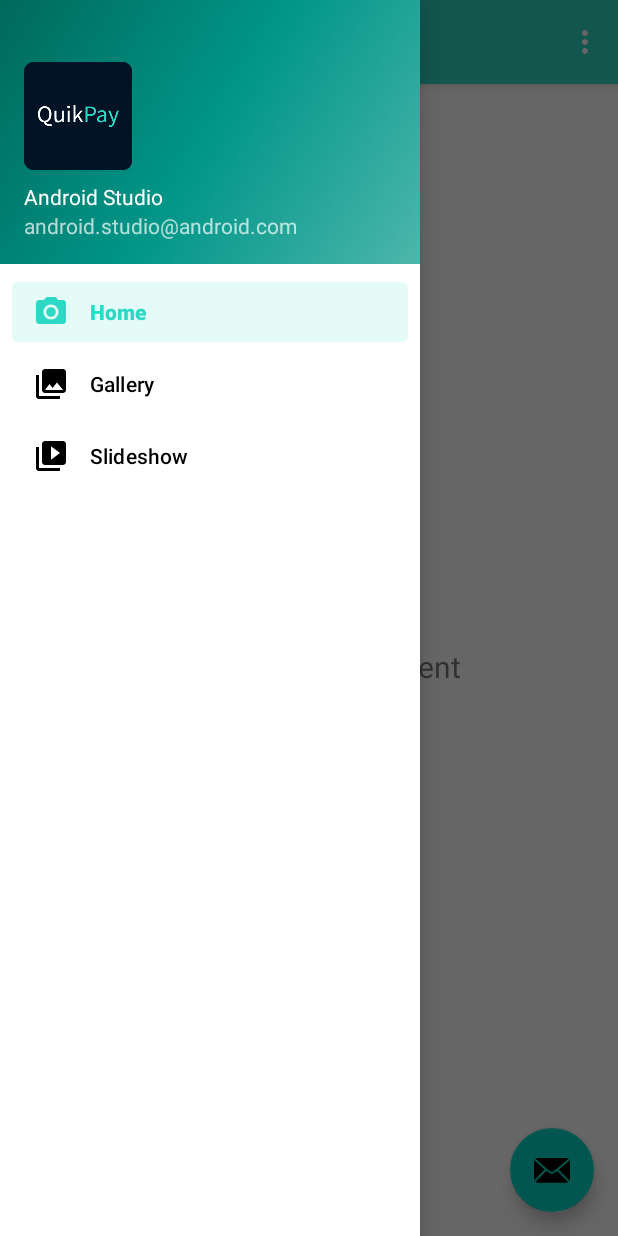
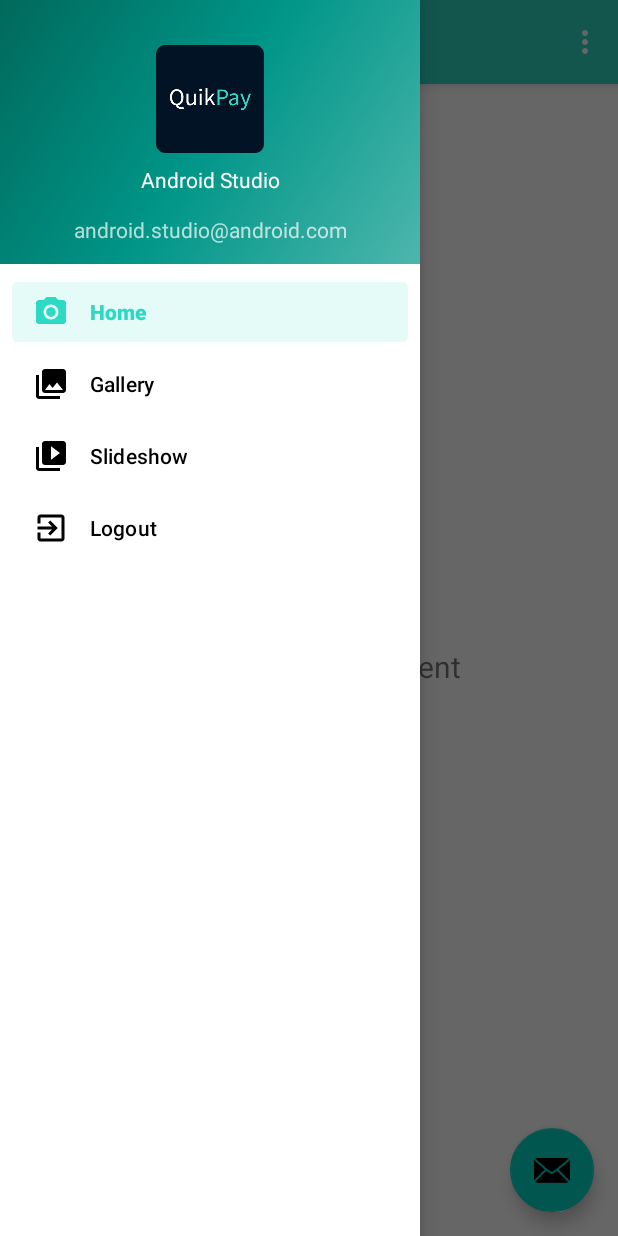
Before and after one commit to elizabethadegbaju/QuikPay, an Android app: the GodActivity screen opened directly, with no data from a screen before it, with the side drawer open, on a phone screen of 412 x 824 dp. Run offline under Robolectric (Android 15) with nearby library versions, the phone set to English and light mode, and no system bars; our stand-ins replace navigation-ui.

Commit message:
feat: Profile picture upload and storage of user details
Signed-off-by: Elizabeth Adegbaju <adeotunadegbaju@gmail.com>

```diff
--- a/app/build.gradle
+++ b/app/build.gradle
@@ -80,6 +80,7 @@ dependencies {
     implementation "io.reactivex.rxjava2:rxandroid:2.1.0"
 
     // Testing
+    implementation 'com.google.firebase:firebase-storage:19.1.1'
     testImplementation 'junit:junit:4.12'
     androidTestImplementation 'androidx.test.ext:junit:1.1.1'
     androidTestImplementation 'androidx.test.espresso:espresso-core:3.2.0'
--- a/app/src/main/java/com/example/quikpay/GodActivity.kt
+++ b/app/src/main/java/com/example/quikpay/GodActivity.kt
@@ -36,7 +36,7 @@ class GodActivity : AppCompatActivity() {
         // menu should be considered as top level destinations.
         appBarConfiguration = AppBarConfiguration(
             setOf(
-                R.id.nav_home, R.id.nav_gallery, R.id.nav_slideshow
+                R.id.nav_home, R.id.nav_gallery, R.id.nav_slideshow, R.id.nav_logout
             ), drawerLayout
         )
         setupActionBarWithNavController(navController, appBarConfiguration)
--- /dev/null
+++ b/app/src/main/res/drawable/ic_exit_black_24dp.xml
@@ -0,0 +1,9 @@
+<vector xmlns:android="http://schemas.android.com/apk/res/android"
+    android:width="24dp"
+    android:height="24dp"
+    android:viewportWidth="24.0"
+    android:viewportHeight="24.0">
+    <path
+        android:fillColor="#FF000000"
+        android:pathData="M10.09,15.59L11.5,17l5,-5 -5,-5 -1.41,1.41L12.67,11H3v2h9.67l-2.58,2.59zM19,3H5c-1.11,0 -2,0.9 -2,2v4h2V5h14v14H5v-4H3v4c0,1.1 0.89,2 2,2h14c1.1,0 2,-0.9 2,-2V5c0,-1.1 -0.9,-2 -2,-2z" />
+</vector>
--- /dev/null
+++ b/app/src/main/res/drawable/round_outline.xml
@@ -0,0 +1,5 @@
+<?xml version="1.0" encoding="utf-8"?>
+<shape xmlns:android="http://schemas.android.com/apk/res/android"
+    android:shape="rectangle">
+    <corners android:radius="100dp" />
+</shape>
--- a/app/src/main/res/layout/fragment_forgot_password.xml
+++ b/app/src/main/res/layout/fragment_forgot_password.xml
@@ -18,7 +18,7 @@
         tools:context=".ui.authentication.forgotpassword.ForgotPasswordFragment">
 
         <ImageView
-            android:id="@+id/imageView"
+            android:id="@+id/profilePicture"
             android:layout_width="109dp"
             android:layout_height="wrap_content"
             android:layout_marginTop="31dp"
--- a/app/src/main/res/layout/fragment_login.xml
+++ b/app/src/main/res/layout/fragment_login.xml
@@ -18,7 +18,7 @@
         tools:context=".ui.authentication.login.LoginFragment">
 
         <ImageView
-            android:id="@+id/imageView"
+            android:id="@+id/profilePicture"
             android:layout_width="109dp"
             android:layout_height="wrap_content"
             android:layout_marginTop="31dp"
--- a/app/src/main/res/layout/fragment_new_password.xml
+++ b/app/src/main/res/layout/fragment_new_password.xml
@@ -18,7 +18,7 @@
         tools:context=".ui.authentication.forgotpassword.NewPasswordFragment">
 
         <ImageView
-            android:id="@+id/imageView"
+            android:id="@+id/profilePicture"
             android:layout_width="109dp"
             android:layout_height="wrap_content"
             android:layout_marginTop="31dp"
--- a/app/src/main/res/layout/fragment_signup_one.xml
+++ b/app/src/main/res/layout/fragment_signup_one.xml
@@ -158,7 +158,8 @@
             android:layout_height="85dp"
             android:layout_marginStart="0dp"
             android:layout_marginTop="21dp"
-            android:src="@drawable/ic_circle"
+            android:onClick="@{()->authViewModel.startUploadPhoto()}"
+            android:background="@drawable/ic_circle"
             app:layout_constraintStart_toStartOf="@id/edit_text_full_name"
             app:layout_constraintTop_toBottomOf="@+id/textView4" />
 
@@ -166,6 +167,7 @@
             android:id="@+id/imageView6"
             android:layout_width="wrap_content"
             android:layout_height="wrap_content"
+            android:onClick="@{()->authViewModel.startUploadPhoto()}"
             android:src="@drawable/icon_feather_link"
             app:layout_constraintBottom_toBottomOf="@+id/imageView5"
             app:layout_constraintEnd_toEndOf="@+id/imageView5"
@@ -189,10 +191,10 @@
             android:layout_width="300dp"
             android:layout_height="wrap_content"
             android:layout_marginTop="36dp"
+            android:onClick="@{() -> authViewModel.goToSignupNextPage()}"
             android:shadowColor="#ffd1d1d1"
             android:text="@string/next"
             android:textColor="@color/colorAccent"
-            android:onClick="@{() -> authViewModel.goToSignupNextPage()}"
             android:textSize="18sp"
             app:layout_constraintEnd_toEndOf="parent"
             app:layout_constraintStart_toStartOf="parent"
--- a/app/src/main/res/layout/fragment_verification_code.xml
+++ b/app/src/main/res/layout/fragment_verification_code.xml
@@ -18,7 +18,7 @@
         tools:context=".ui.authentication.forgotpassword.VerificationCodeFragment">
 
         <ImageView
-            android:id="@+id/imageView"
+            android:id="@+id/profilePicture"
             android:layout_width="109dp"
             android:layout_height="wrap_content"
             android:layout_marginTop="31dp"
--- a/app/src/main/res/layout/nav_header_god.xml
+++ b/app/src/main/res/layout/nav_header_god.xml
@@ -1,36 +1,45 @@
 <?xml version="1.0" encoding="utf-8"?>
-<LinearLayout xmlns:android="http://schemas.android.com/apk/res/android"
+<androidx.constraintlayout.widget.ConstraintLayout xmlns:android="http://schemas.android.com/apk/res/android"
     xmlns:app="http://schemas.android.com/apk/res-auto"
+    android:id="@+id/constraintLayout"
     android:layout_width="match_parent"
     android:layout_height="@dimen/nav_header_height"
     android:background="@drawable/side_nav_bar"
     android:gravity="bottom"
-    android:orientation="vertical"
-    android:paddingLeft="@dimen/activity_horizontal_margin"
-    android:paddingTop="@dimen/activity_vertical_margin"
-    android:paddingRight="@dimen/activity_horizontal_margin"
-    android:paddingBottom="@dimen/activity_vertical_margin"
     android:theme="@style/ThemeOverlay.AppCompat.Dark">
 
     <ImageView
-        android:id="@+id/imageView"
+        android:id="@+id/profilePicture"
         android:layout_width="wrap_content"
         android:layout_height="wrap_content"
+        android:layout_marginTop="22dp"
+        android:background="@drawable/round_outline"
         android:contentDescription="@string/nav_header_desc"
         android:paddingTop="@dimen/nav_header_vertical_spacing"
+        app:layout_constraintEnd_toEndOf="parent"
+        app:layout_constraintStart_toStartOf="parent"
+        app:layout_constraintTop_toTopOf="parent"
         app:srcCompat="@mipmap/ic_launcher_round" />
 
     <TextView
-        android:layout_width="match_parent"
+        android:id="@+id/textView2"
+        android:layout_width="wrap_content"
         android:layout_height="wrap_content"
         android:paddingTop="@dimen/nav_header_vertical_spacing"
         android:text="@string/nav_header_title"
-        android:textAppearance="@style/TextAppearance.AppCompat.Body1" />
+        android:textAppearance="@style/TextAppearance.AppCompat.Body1"
+        app:layout_constraintEnd_toEndOf="parent"
+        app:layout_constraintStart_toStartOf="parent"
+        app:layout_constraintTop_toBottomOf="@+id/profilePicture" />
 
     <TextView
         android:id="@+id/textView"
         android:layout_width="wrap_content"
         android:layout_height="wrap_content"
-        android:text="@string/nav_header_subtitle" />
+        android:text="@string/nav_header_subtitle"
+        app:layout_constraintBottom_toBottomOf="parent"
+        app:layout_constraintEnd_toEndOf="parent"
+        app:layout_constraintStart_toStartOf="parent"
+        app:layout_constraintTop_toBottomOf="@+id/textView2" />
 
-</LinearLayout>
+</androidx.constraintlayout.widget.ConstraintLayout>
--- a/app/src/main/res/menu/activity_god_drawer.xml
+++ b/app/src/main/res/menu/activity_god_drawer.xml
@@ -16,5 +16,9 @@
             android:id="@+id/nav_slideshow"
             android:icon="@drawable/ic_menu_slideshow"
             android:title="@string/menu_slideshow" />
+        <item
+            android:id="@+id/nav_logout"
+            android:icon="@drawable/ic_exit_black_24dp"
+            android:title="@string/menu_logout" />
     </group>
 </menu>
--- a/app/src/main/res/values/strings.xml
+++ b/app/src/main/res/values/strings.xml
@@ -46,4 +46,5 @@
     <string name="signup">Signup</string>
     <string name="label_continue">Continue</string>
     <string name="back_to_login"><![CDATA[< Back to login]]></string>
+    <string name="menu_logout">Logout</string>
 </resources>
```
Also changed, not shown: app/src/main/java/com/example/quikpay/data/repositories/UserRepository.kt (+9 -1 lines), app/src/main/java/com/example/quikpay/data/repositories/firebase/FirebaseSource.kt (+58 -5 lines), app/src/main/java/com/example/quikpay/ui/authentication/AuthViewModel.kt (+23 -9 lines), app/src/main/java/com/example/quikpay/ui/authentication/login/LoginFragment.kt (+5 -6 lines), app/src/main/java/com/example/quikpay/ui/authentication/signup/SignupOneFragment.kt (+52 -4 lines), app/src/main/java/com/example/quikpay/ui/authentication/signup/SignupTwoFragment.kt (+2 -7 lines).
